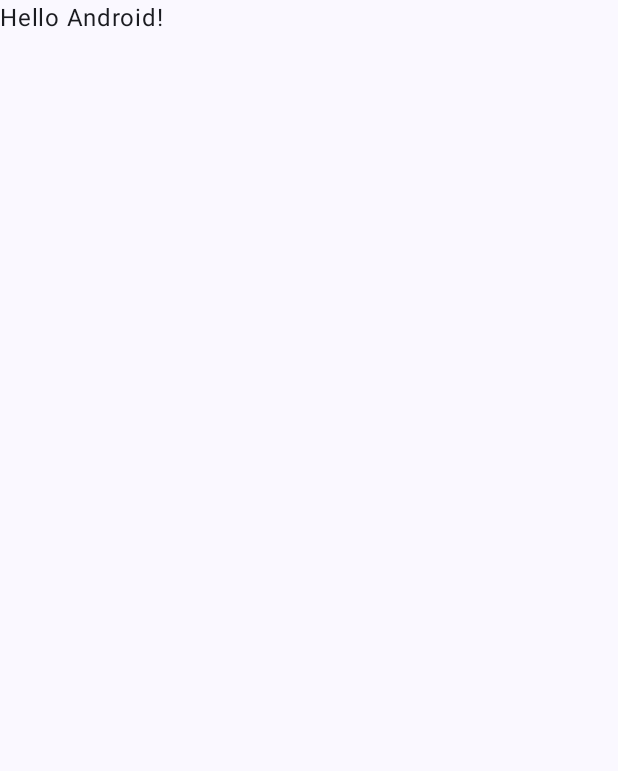
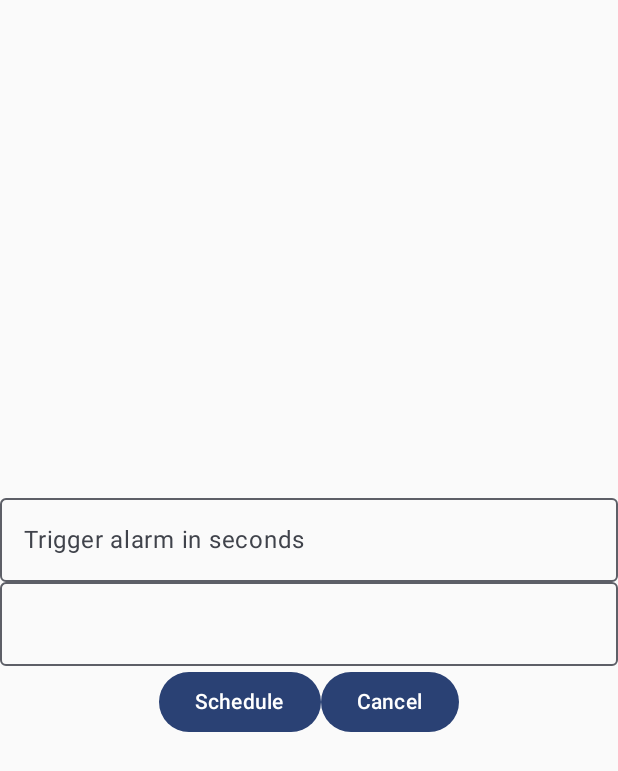
Before and after one commit to Roubeq/MyKotlinSkills, an Android app built with Jetpack Compose: the screen it shows after launch (MainActivity), on a phone screen of 412 x 824 dp. Before the commit the part shown is almost empty. Shown: the top 771 px of the screen. Run offline under Robolectric (Android 15) with nearby library versions, the phone set to English and light mode, and no system bars.

Commit message:
alarm scheduler 100%

```diff
--- a/AlarmManagerAndBroadcastReceiver/app/build.gradle.kts
+++ b/AlarmManagerAndBroadcastReceiver/app/build.gradle.kts
@@ -6,12 +6,12 @@ plugins {
 
 android {
     namespace = "com.example.alarmmanagerandbroadcastreceiver"
-    compileSdk = 34
+    compileSdk = 35
 
     defaultConfig {
         applicationId = "com.example.alarmmanagerandbroadcastreceiver"
-        minSdk = 24
-        targetSdk = 34
+        minSdk = 26
+        targetSdk = 35
         versionCode = 1
         versionName = "1.0"
 
--- a/AlarmManagerAndBroadcastReceiver/app/src/main/AndroidManifest.xml
+++ b/AlarmManagerAndBroadcastReceiver/app/src/main/AndroidManifest.xml
@@ -1,6 +1,7 @@
 <?xml version="1.0" encoding="utf-8"?>
 <manifest xmlns:android="http://schemas.android.com/apk/res/android"
     xmlns:tools="http://schemas.android.com/tools">
+    <uses-permission android:name="android.permission.SCHEDULE_EXACT_ALARM"/>
 
     <application
         android:allowBackup="true"
@@ -23,6 +24,7 @@
                 <category android:name="android.intent.category.LAUNCHER" />
             </intent-filter>
         </activity>
+        <receiver android:name=".AlarmReceiver"/>
     </application>
 
 </manifest>
--- /dev/null
+++ b/AlarmManagerAndBroadcastReceiver/app/src/main/java/com/example/alarmmanagerandbroadcastreceiver/AlarmScheduler.kt
@@ -0,0 +1,6 @@
+package com.example.alarmmanagerandbroadcastreceiver
+
+interface AlarmScheduler {
+    fun schedule(alarmItem: AlarmItem)
+    fun cancel(alarmItem: AlarmItem)
+}
--- a/AlarmManagerAndBroadcastReceiver/app/src/main/java/com/example/alarmmanagerandbroadcastreceiver/MainActivity.kt
+++ b/AlarmManagerAndBroadcastReceiver/app/src/main/java/com/example/alarmmanagerandbroadcastreceiver/MainActivity.kt
@@ -1,47 +1,108 @@
 package com.example.alarmmanagerandbroadcastreceiver
 
+import android.Manifest
+import android.os.Build
 import android.os.Bundle
+import android.service.carrier.MessagePdu
 import androidx.activity.ComponentActivity
 import androidx.activity.compose.setContent
 import androidx.activity.enableEdgeToEdge
+import androidx.compose.foundation.layout.Arrangement
+import androidx.compose.foundation.layout.Column
+import androidx.compose.foundation.layout.Row
 import androidx.compose.foundation.layout.fillMaxSize
+import androidx.compose.foundation.layout.fillMaxWidth
 import androidx.compose.foundation.layout.padding
+import androidx.compose.material3.Button
+import androidx.compose.material3.OutlinedTextField
 import androidx.compose.material3.Scaffold
 import androidx.compose.material3.Text
+import androidx.compose.material3.TextField
 import androidx.compose.runtime.Composable
+import androidx.compose.runtime.getValue
+import androidx.compose.runtime.mutableStateOf
+import androidx.compose.runtime.remember
+import androidx.compose.runtime.setValue
+import androidx.compose.ui.Alignment
 import androidx.compose.ui.Modifier
 import androidx.compose.ui.tooling.preview.Preview
+import androidx.core.app.ActivityCompat
 import com.example.alarmmanagerandbroadcastreceiver.ui.theme.AlarmManagerAndBroadcastReceiverTheme
+import java.time.LocalDateTime
 
 class MainActivity : ComponentActivity() {
     override fun onCreate(savedInstanceState: Bundle?) {
+        if (Build.VERSION.SDK_INT >= Build.VERSION_CODES.S) {
+            ActivityCompat.requestPermissions(
+                this,
+                arrayOf(
+                    Manifest.permission.SCHEDULE_EXACT_ALARM
+                ),
+                0
+            )
+        }
         super.onCreate(savedInstanceState)
-        enableEdgeToEdge()
+        val alarmScheduler = AndroidAlarmScheduler(this)
+        var alarmItem: AlarmItem? = null
         setContent {
             AlarmManagerAndBroadcastReceiverTheme {
-                Scaffold(modifier = Modifier.fillMaxSize()) { innerPadding ->
-                    Greeting(
-                        name = "Android",
-                        modifier = Modifier.padding(innerPadding)
+                var secondText by remember {
+                    mutableStateOf("")
+                }
+                var firstText by remember {
+                    mutableStateOf("")
+                }
+                Column(
+                    modifier = Modifier
+                        .fillMaxSize(),
+                    verticalArrangement = Arrangement.Center,
+                    horizontalAlignment = Alignment.CenterHorizontally
+                ) {
+                    OutlinedTextField(
+                        value = secondText,
+                        onValueChange = { secondText = it },
+                        modifier = Modifier.fillMaxWidth(),
+                        placeholder = {
+                            Text("Trigger alarm in seconds")
+                        }
                     )
+                    OutlinedTextField(
+                        value = firstText,
+                        onValueChange = { firstText = it },
+                        modifier = Modifier.fillMaxWidth(),
+                    )
+                    Row(
+                        modifier = Modifier.fillMaxWidth(),
+                        horizontalArrangement = Arrangement.Center,
+                    ) {
+                        Button(
+                            onClick = {
+                                val newAlarm = AlarmItem(
+                                    time = LocalDateTime.now().plusSeconds(
+                                        secondText.toLong()
+                                    ),
+                                    message = firstText
+                                )
+                                alarmScheduler.schedule(
+                                    alarmItem = newAlarm
+                                )
+                                alarmItem = newAlarm
+                                secondText = ""
+                                firstText = " "
+                            }
+                        ) {
+                            Text("Schedule")
+                        }
+                        Button(
+                            onClick = {
+                                alarmItem?.let(alarmScheduler::cancel)
+                            }
+                        ) {
+                            Text("Cancel")
+                        }
+                    }
                 }
             }
         }
     }
 }
-
-@Composable
-fun Greeting(name: String, modifier: Modifier = Modifier) {
-    Text(
-        text = "Hello $name!",
-        modifier = modifier
-    )
-}
-
-@Preview(showBackground = true)
-@Composable
-fun GreetingPreview() {
-    AlarmManagerAndBroadcastReceiverTheme {
-        Greeting("Android")
-    }
-}
```
Also changed, not shown: AlarmManagerAndBroadcastReceiver/app/src/main/java/com/example/alarmmanagerandbroadcastreceiver/AlarmItem.kt (added, +8 -0 lines), AlarmManagerAndBroadcastReceiver/app/src/main/java/com/example/alarmmanagerandbroadcastreceiver/AlarmReceiver.kt (added, +12 -0 lines), AlarmManagerAndBroadcastReceiver/app/src/main/java/com/example/alarmmanagerandbroadcastreceiver/AndroidAlarmScheduler.kt (added, +46 -0 lines).
